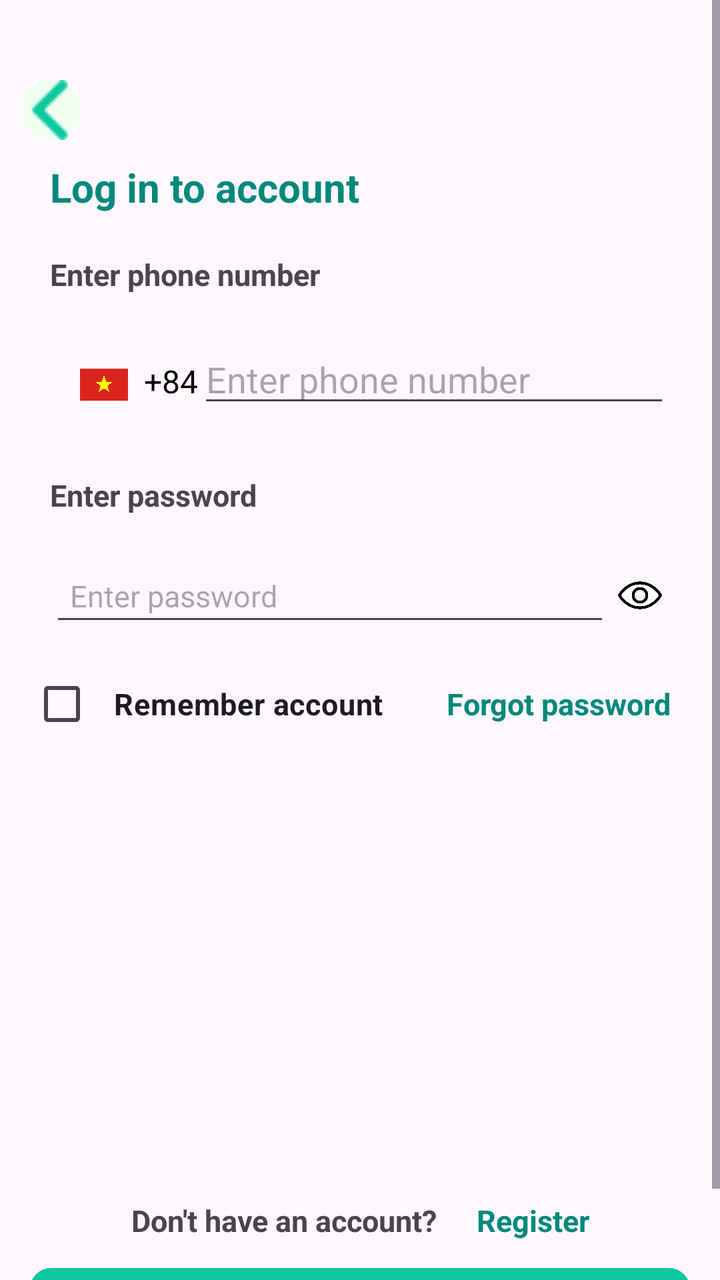
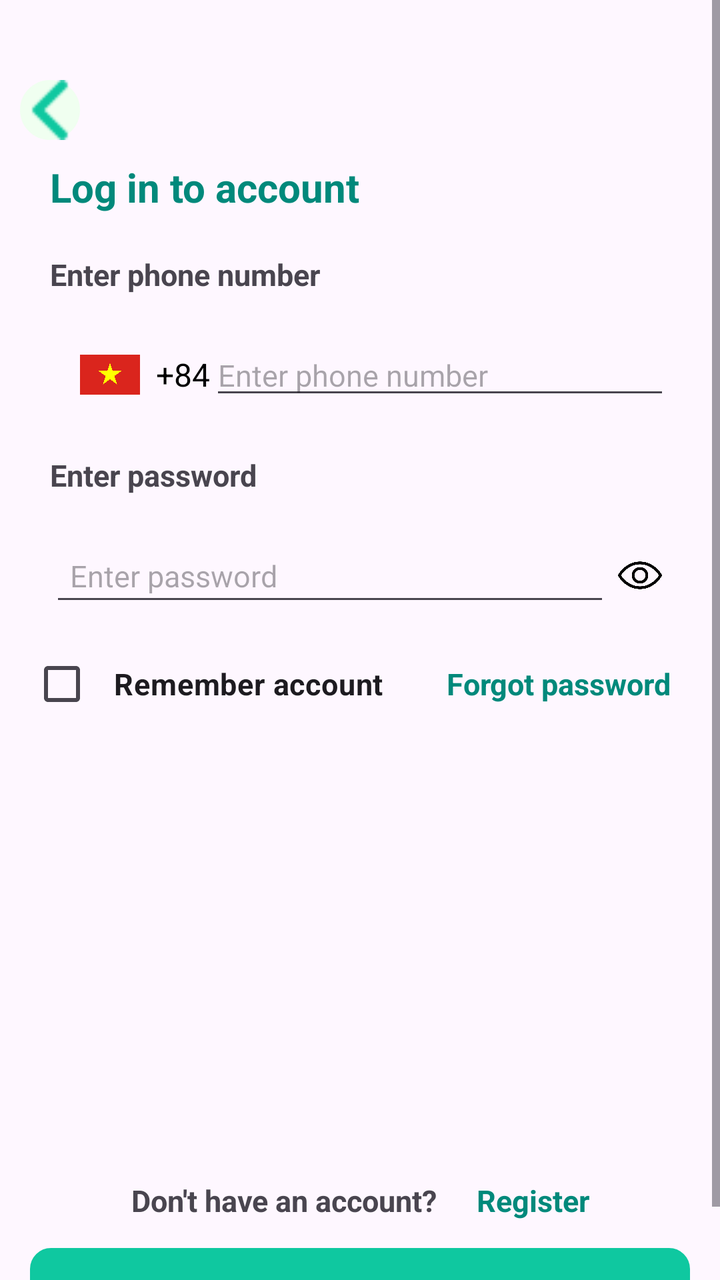

Two renders of the same Android screen: before a commit and after it. Below are the layout's source before the change and the commit's diff.
<!-- AndroidManifest.xml: application theme Theme.Qride -->
<!-- res/layout/activity_login_taikhoan.xml -->
<?xml version="1.0" encoding="utf-8"?>
<ScrollView xmlns:android="http://schemas.android.com/apk/res/android"
    xmlns:app="http://schemas.android.com/apk/res-auto"
    xmlns:tools="http://schemas.android.com/tools"
    android:layout_width="match_parent"
    android:layout_height="match_parent"
    android:fillViewport="true"
    android:fitsSystemWindows="true">

    <LinearLayout
        android:layout_width="match_parent"
        android:layout_height="wrap_content"
        android:orientation="vertical">

        <ImageView
            android:id="@+id/imgBackLoginActivity"
            android:layout_width="30dp"
            android:layout_height="30dp"
            android:layout_marginLeft="10dp"
            android:layout_marginTop="40dp"
            android:background="@drawable/bg_back"
            android:contentDescription="Quay lại"
            android:src="@drawable/ic_arrow_back"
            app:backgroundTint="@null"
            app:tint="@color/xanhNgoc" />


        <TextView
            android:id="@+id/tvTieuDe"
            android:layout_width="match_parent"
            android:layout_height="wrap_content"
            android:layout_marginLeft="15dp"
            android:layout_marginRight="15dp"
            android:padding="10dp"
            android:text="@string/tieude_dangnhap"
            android:textColor="@color/xanhTieuDe"
            android:textSize="20sp"
            android:textStyle="bold" />

        <TextView
            android:id="@+id/tvSoDienThoai"
            android:layout_width="match_parent"
            android:layout_height="wrap_content"
            android:layout_marginLeft="15dp"
            android:layout_marginRight="15dp"
            android:padding="10dp"
            android:text="@string/sodienthoai"
            android:textSize="15sp"
            android:textStyle="bold" />

        <LinearLayout
            android:layout_width="match_parent"
            android:layout_height="wrap_content"
            android:layout_marginLeft="15dp"
            android:layout_marginRight="15dp"
            android:orientation="horizontal"
            android:padding="10dp">

            <ImageView
                android:id="@+id/imgFlag"
                android:layout_width="24dp"
                android:layout_height="50dp"
                android:layout_marginLeft="15dp"
                android:layout_marginRight="8dp"
                android:src="@drawable/vietnam_flag" />

            <TextView
                android:id="@+id/tvCountry"
                android:layout_width="wrap_content"
                android:layout_height="wrap_content"
                android:text="+84"
                android:textColor="@color/black"
                android:textSize="16sp" />

            <EditText
                android:id="@+id/edtPhone"
                android:layout_width="match_parent"
                android:layout_height="wrap_content"
                android:hint="@string/edt_sodienthoai"
                android:inputType="phone" />
        </LinearLayout>


        <TextView
            android:id="@+id/tvPassword"
            android:layout_width="match_parent"
            android:layout_height="wrap_content"
            android:layout_marginLeft="15dp"
            android:layout_marginRight="15dp"
            android:padding="10dp"
            android:text="@string/password"
            android:textSize="15sp"
            android:textStyle="bold" />

        <LinearLayout
            android:layout_width="match_parent"
            android:layout_height="wrap_content"
            android:layout_marginLeft="15dp"
            android:layout_marginRight="15dp"
            android:gravity="center_vertical"
            android:orientation="horizontal"
            android:padding="10dp">

            <EditText
                android:id="@+id/edtPassword"
                android:layout_width="0dp"
                android:layout_height="wrap_content"
                android:layout_weight="1"
                android:hint="@string/edt_password"
                android:inputType="textPassword"
                android:padding="10dp"
                android:textSize="15sp" />

            <ImageView
                android:id="@+id/imgHideShowPass"
                android:layout_width="30dp"
                android:layout_height="30dp"
                android:contentDescription="Hiện/ẩn mật khẩu"
                android:padding="4dp"
                android:src="@drawable/show" />
        </LinearLayout>

        <LinearLayout
            android:layout_width="match_parent"
            android:layout_height="82dp"
            android:orientation="horizontal">

            <CheckBox
                android:id="@+id/cbLuuTaiKhoan"
                android:layout_width="wrap_content"
                android:layout_height="wrap_content"
                android:layout_marginLeft="15dp"
                android:layout_weight="1"
                android:padding="10dp"
                android:text="@string/luu_tai_khoan"
                android:textSize="15sp"
                android:textStyle="bold" />

            <TextView
                android:id="@+id/tvQuenPass"
                android:layout_width="wrap_content"
                android:layout_height="wrap_content"
                android:layout_marginRight="15dp"
                android:layout_weight="1"
                android:gravity="right"
                android:padding="10dp"
                android:text="@string/quen_pass"
                android:textColor="@color/xanhTieuDe"
                android:textSize="15sp"
                android:textStyle="bold" />
        </LinearLayout>

        <LinearLayout
            android:layout_width="match_parent"
            android:layout_height="44dp"
            android:layout_marginTop="180dp"
            android:orientation="horizontal">

            <TextView
                android:id="@+id/tvAccount"
                android:layout_width="wrap_content"
                android:layout_height="wrap_content"
                android:layout_marginLeft="15dp"
                android:layout_weight="1"
                android:gravity="right"
                android:padding="10dp"
                android:text="@string/no_account"
                android:textSize="15sp"
                android:textStyle="bold" />

            <TextView
                android:id="@+id/tvDangKy"
                android:layout_width="wrap_content"
                android:layout_height="wrap_content"
                android:layout_marginRight="15dp"
                android:layout_weight="1"
                android:padding="10dp"
                android:text="@string/register"
                android:textColor="@color/xanhTieuDe"
                android:textSize="15sp"
                android:textStyle="bold" />
        </LinearLayout>

        <Button
            android:id="@+id/btnDangNhap"
            android:layout_width="match_parent"
            android:layout_height="wrap_content"
            android:layout_marginLeft="15dp"
            android:layout_marginRight="15dp"
            android:background="@drawable/bg_login"
            android:padding="10dp"
            android:text="@string/login"
            android:textSize="20sp"
            app:backgroundTint="@null" />
    </LinearLayout>
</ScrollView>
<!-- resources referenced by this layout -->
<resources>
  <color name="black">#FF000000</color>
  <color name="xanhNgoc">#0FC8A0</color>
  <color name="xanhTieuDe">#00897B</color>
  <!-- drawable bg_back (drawable) -->
  <shape xmlns:android="http://schemas.android.com/apk/res/android"
      android:shape="oval">
  
  
      <solid android:color="#F0FFF0"/>
      <stroke android:width="1dp" android:color="#F0FFF0"/>
  </shape>
  <!-- drawable bg_login (drawable) -->
  <?xml version="1.0" encoding="utf-8"?>
  <shape xmlns:android="http://schemas.android.com/apk/res/android">
      <solid android:color="@color/xanhNgoc" />
  
      <stroke
          android:width="1dp"
          android:color="@color/xanhNgoc" />
  
      <corners android:radius="10dp" />
  
      <padding
          android:bottom="8dp"
          android:left="20dp"
          android:right="20dp"
          android:top="8dp" />
  </shape>
  <!-- drawable ic_arrow_back: png bitmap (drawable, 314 bytes) -->
  <!-- drawable show: png bitmap (drawable, 14608 bytes) -->
  <!-- drawable vietnam_flag: webp bitmap (drawable, 9092 bytes) -->
  <string name="edt_password">Enter password</string>
  <string name="edt_sodienthoai">Enter phone number</string>
  <string name="login">Login</string>
  <string name="luu_tai_khoan">Remember account</string>
  <string name="no_account">Don\'t have an account? </string>
  <string name="password">Enter password</string>
  <string name="quen_pass">Forgot password</string>
  <string name="register">Register</string>
  <string name="sodienthoai">Enter phone number</string>
  <string name="tieude_dangnhap">Log in to account</string>
  <style name="Theme.Qride" parent="Base.Theme.Qride" />
  <style name="Base.Theme.Qride" parent="Theme.Material3.DayNight.NoActionBar">
          
          
      </style>
</resources>

<!-- the commit's change to res/layout/activity_login_taikhoan.xml (unified diff, before → after) -->
@@ -58,8 +58,8 @@
 
             <ImageView
                 android:id="@+id/imgFlag"
-                android:layout_width="24dp"
-                android:layout_height="50dp"
+                android:layout_width="30dp"
+                android:layout_height="40dp"
                 android:layout_marginLeft="15dp"
                 android:layout_marginRight="8dp"
                 android:src="@drawable/vietnam_flag" />
@@ -77,6 +77,7 @@
                 android:layout_width="match_parent"
                 android:layout_height="wrap_content"
                 android:hint="@string/edt_sodienthoai"
+                android:textSize="15sp"
                 android:inputType="phone" />
         </LinearLayout>
 
